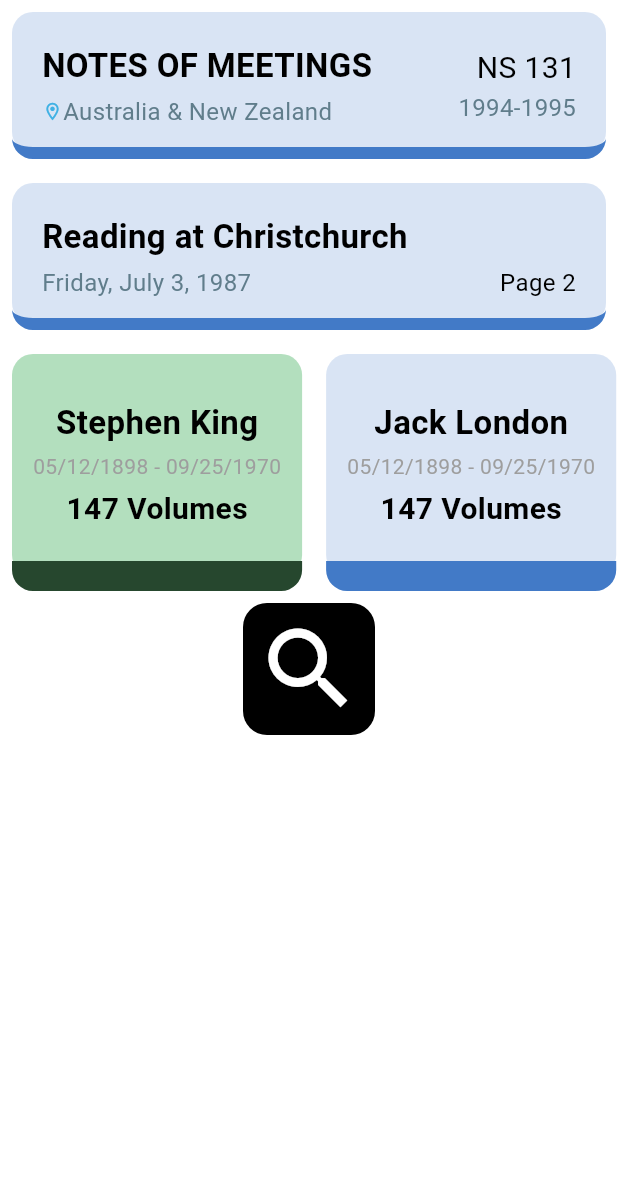
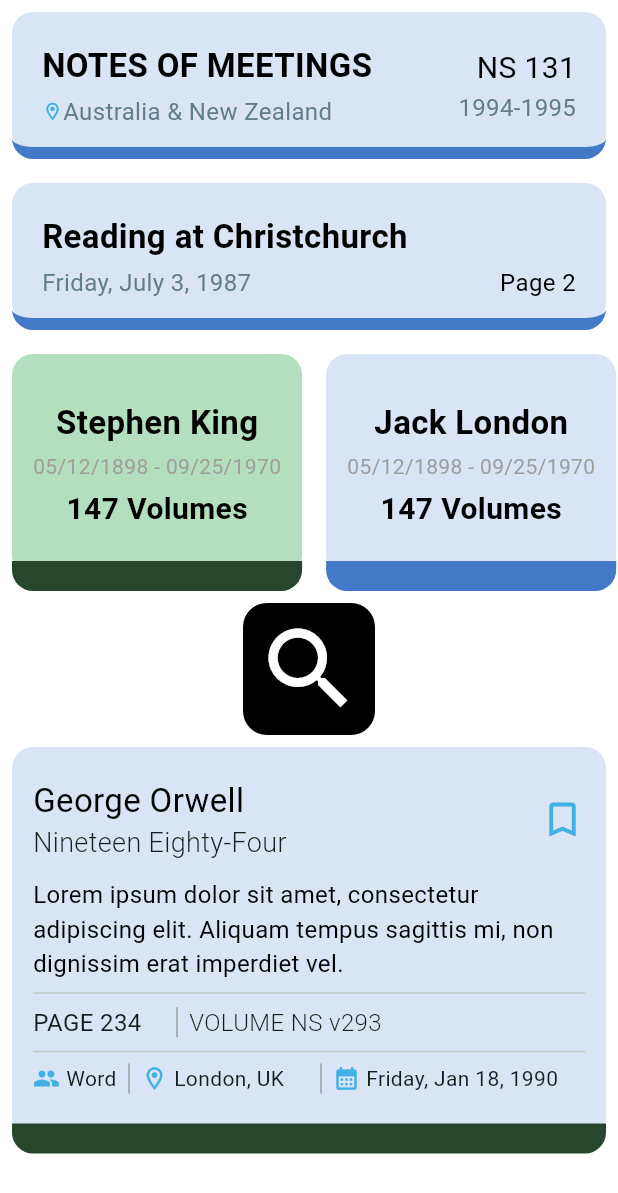
Before and after one commit to toluene5019/test_widgets, a Flutter app: the screen it shows after launch, on a phone screen of 412 x 824 dp. Shown: the top 1193 px of the screen. Run offline on Flutter 3.47's test engine with Material 3 defaults, Android fonts, the phone set to English and light mode, and no system bars.

Commit message:
wip  add new widget

```diff
--- /dev/null
+++ b/lib/widgets/book_info_card.dart
@@ -0,0 +1,215 @@
+import 'package:flutter/material.dart';
+import 'package:test_widgets/colors.dart';
+
+class BookInfoCard extends StatelessWidget {
+  final String bookInfoAuthor;
+  final String bookInfoTitle;
+  final String bookInfoDesc;
+  final String bookInfoPageNmber;
+  final String bookInfoVolume;
+  final String bookInfoWord;
+  final String bookInfoAddress;
+  final String bookInfoDate;
+  final Color cardBackgroundColor;
+  final Color cardBottomColor;
+  final IconData iconTitle;
+  final IconData iconWord;
+  final IconData iconAddress;
+  final IconData iconDate;
+
+  const BookInfoCard({
+    super.key,
+    required this.bookInfoAuthor,
+    required this.bookInfoTitle,
+    required this.bookInfoDesc,
+    required this.bookInfoPageNmber,
+    required this.bookInfoVolume,
+    required this.bookInfoWord,
+    required this.bookInfoAddress,
+    required this.bookInfoDate,
+    required this.cardBackgroundColor,
+    required this.cardBottomColor,
+    required this.iconTitle,
+    required this.iconWord,
+    required this.iconAddress,
+    required this.iconDate,
+  });
+
+  @override
+  Widget build(BuildContext context) {
+    return Container(
+      margin: const EdgeInsets.all(8),
+      padding: const EdgeInsets.only(top: 20, right: 14, bottom: 20, left: 14),
+      decoration: BoxDecoration(
+        color: cardBackgroundColor,
+        border: Border(
+          bottom: BorderSide(
+            color: cardBottomColor,
+            width: 20,
+          ),
+        ),
+        borderRadius: BorderRadius.circular(14.0),
+      ),
+      child: Column(
+        crossAxisAlignment: CrossAxisAlignment.center,
+        children: [
+          Row(
+            children: [
+              Expanded(
+                flex: 5,
+                child: Column(
+                  crossAxisAlignment: CrossAxisAlignment.start,
+                  children: [
+                    Text(
+                      bookInfoAuthor,
+                      style: const TextStyle(
+                        fontSize: 22.0,
+                        color: Colors.black,
+                      ),
+                    ),
+                    Text(
+                      bookInfoTitle,
+                      style: const TextStyle(
+                          fontSize: 18.0, fontWeight: FontWeight.w300),
+                    )
+                  ],
+                ),
+              ),
+              Expanded(
+                flex: 1,
+                child: Column(
+                  crossAxisAlignment: CrossAxisAlignment.end,
+                  children: [
+                    Icon(
+                      iconTitle,
+                      size: 30.0,
+                      color: AppColor.iconColor,
+                    ),
+                  ],
+                ),
+              )
+            ],
+          ),
+          const SizedBox(
+            height: 10,
+          ),
+          Text(
+            bookInfoDesc,
+            style: const TextStyle(
+              fontSize: 16.0,
+              color: Colors.black,
+            ),
+          ),
+          const Divider(),
+          Row(
+            children: [
+              Expanded(
+                flex: 1,
+                child: Text(
+                  bookInfoPageNmber,
+                  style: const TextStyle(
+                    fontSize: 16.0,
+                  ),
+                ),
+              ),
+              const SizedBox(
+                height: 20,
+                child: VerticalDivider(
+                  color: Colors.grey,
+                ),
+              ),
+              Expanded(
+                flex: 3,
+                child: Text(
+                  bookInfoVolume,
+                  style: const TextStyle(
+                      fontSize: 16.0, fontWeight: FontWeight.w300),
+                ),
+              ),
+            ],
+          ),
+          const Divider(),
+          Row(
+            children: [
+              Expanded(
+                flex: 1,
+                child: Row(
+                  children: [
+                    Icon(
+                      iconWord,
+                      size: 18.0,
+                      color: AppColor.iconColor,
+                    ),
+                    Padding(
+                      padding: const EdgeInsets.only(left: 4.0),
+                      child: Text(
+                        bookInfoWord,
+                        style: const TextStyle(
+                          fontSize: 14.0,
+                        ),
+                      ),
+                    ),
+                  ],
+                ),
+              ),
+              const SizedBox(
+                height: 20,
+                child: VerticalDivider(
+                  color: Colors.grey,
+                ),
+              ),
+              Expanded(
+                flex: 2,
+                child: Row(
+                  children: [
+                    Icon(
+                      iconAddress,
+                      size: 18.0,
+                      color: AppColor.iconColor,
+                    ),
+                    Padding(
+                      padding: const EdgeInsets.only(left: 4.0),
+                      child: Text(
+                        bookInfoAddress,
+                        style: const TextStyle(
+                          fontSize: 14.0,
+                        ),
+                      ),
+                    ),
+                  ],
+                ),
+              ),
+              const SizedBox(
+                height: 20,
+                child: VerticalDivider(
+                  color: Colors.grey,
+                ),
+              ),
+              Expanded(
+                flex: 3,
+                child: Row(
+                  children: [
+                    Icon(
+                      iconDate,
+                      size: 18.0,
+                      color: AppColor.iconColor,
+                    ),
+                    Padding(
+                      padding: const EdgeInsets.only(left: 4.0),
+                      child: Text(
+                        bookInfoDate,
+                        style: const TextStyle(
+                          fontSize: 14.0,
+                        ),
+                      ),
+                    ),
+                  ],
+                ),
+              ),
+            ],
+          ),
+        ],
+      ),
+    );
+  }
+}
--- a/lib/widgets/pages_widget.dart
+++ b/lib/widgets/pages_widget.dart
@@ -1,5 +1,4 @@
 import 'package:flutter/material.dart';
-import 'package:test_widgets/colors.dart';
 
 class PagesWidget extends StatelessWidget {
   final String pagesTitle;
--- a/lib/widgets_page.dart
+++ b/lib/widgets_page.dart
@@ -1,4 +1,5 @@
 import 'package:flutter/material.dart';
+import 'package:test_widgets/widgets/book_info_card.dart';
 import 'package:test_widgets/widgets/card_widget.dart';
 import 'package:test_widgets/colors.dart';
 import 'package:test_widgets/widgets/icon_button_widget.dart';
@@ -51,6 +52,23 @@
                 ],
               ),
               IconButtonWidget(icon: Icons.search),
+              BookInfoCard(
+                bookInfoAuthor: "George Orwell",
+                bookInfoTitle: "Nineteen Eighty-Four",
+                bookInfoDesc:
+                    "Lorem ipsum dolor sit amet, consectetur adipiscing elit. Aliquam tempus sagittis mi, non dignissim erat imperdiet vel.",
+                bookInfoPageNmber: "PAGE 234",
+                bookInfoVolume: "VOLUME NS v293",
+                bookInfoWord: "Word",
+                bookInfoAddress: "London, UK",
+                bookInfoDate: "Friday, Jan 18, 1990",
+                cardBackgroundColor: AppColor.backgroundColor,
+                cardBottomColor: AppColor.cardBottomColor,
+                iconTitle: Icons.bookmark_border_outlined,
+                iconWord: Icons.people,
+                iconAddress: Icons.location_on_outlined,
+                iconDate: Icons.calendar_month,
+              )
             ],
           ),
         ),
```
